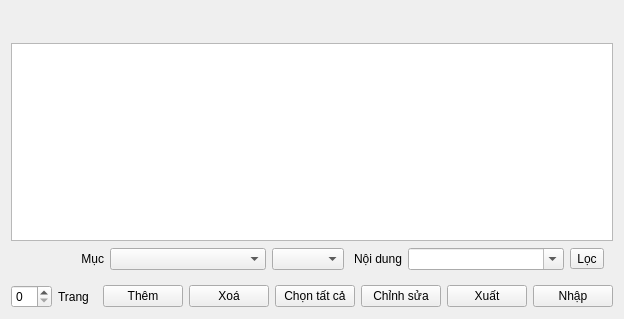
The window that app/view/widget/uitableview.ui (emtrai/hrm_monastery) describes before a commit, drawn with Qt 5.
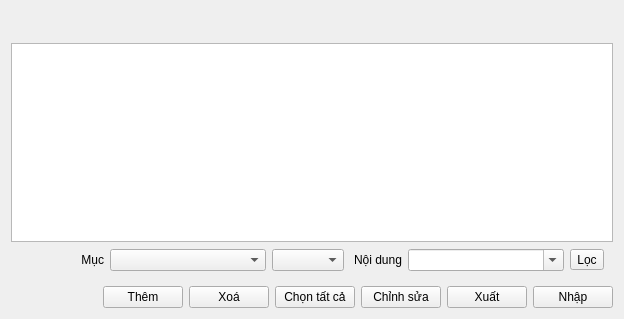
The same window after the commit. Icons and pictures are not drawn.

What changed in the file:
```diff
--- a/app/view/widget/uitableview.ui
+++ b/app/view/widget/uitableview.ui
@@ -117,16 +117,6 @@
    </item>
    <item>
     <layout class="QHBoxLayout" name="horizontalLayout">
-     <item>
-      <widget class="QSpinBox" name="spinBox"/>
-     </item>
-     <item>
-      <widget class="QLabel" name="label">
-       <property name="text">
-        <string>Trang</string>
-       </property>
-      </widget>
-     </item>
      <item>
       <spacer name="horizontalSpacer">
        <property name="orientation">
```
